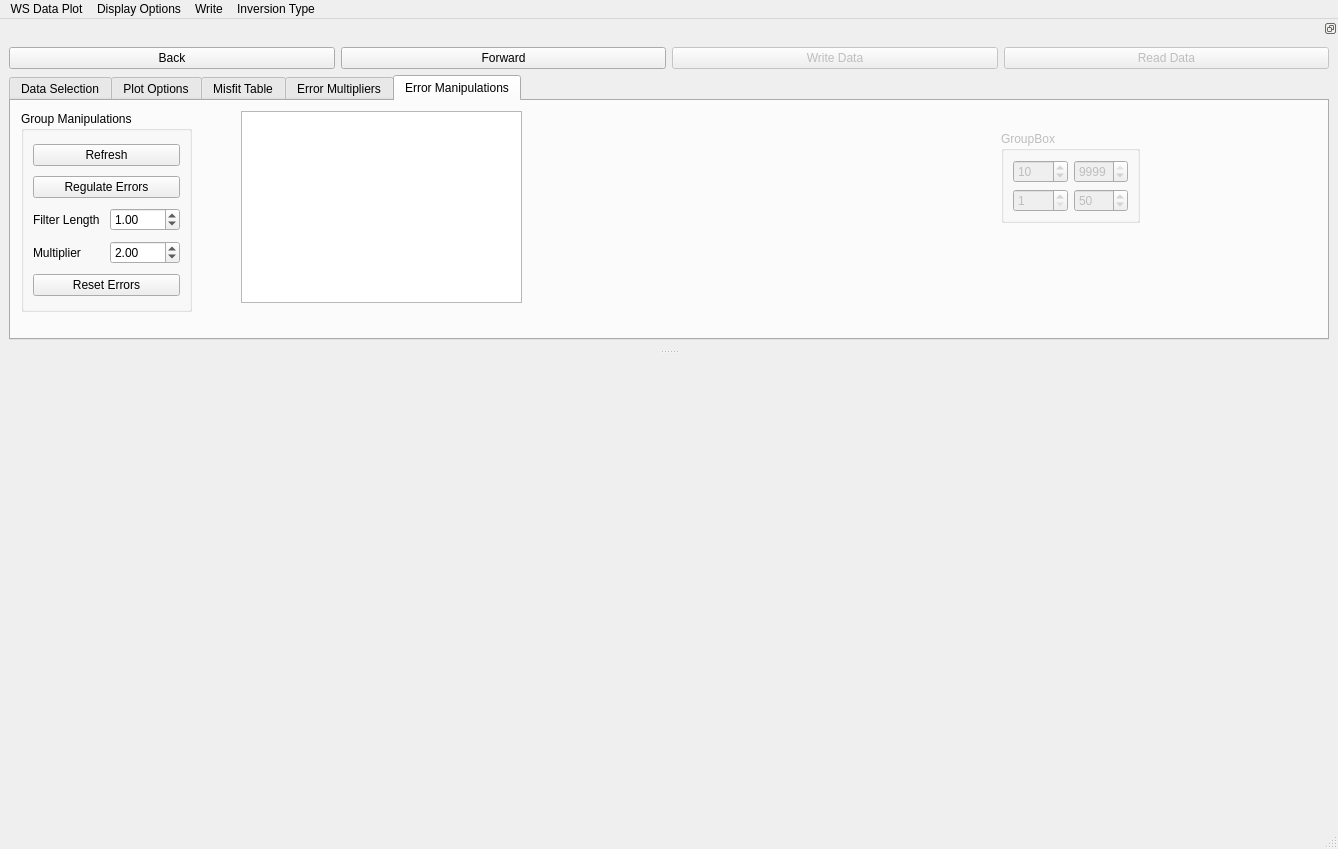
Qt form pyMT/DataGUI/data_plot.ui (eroots/pyMT) before a commit.
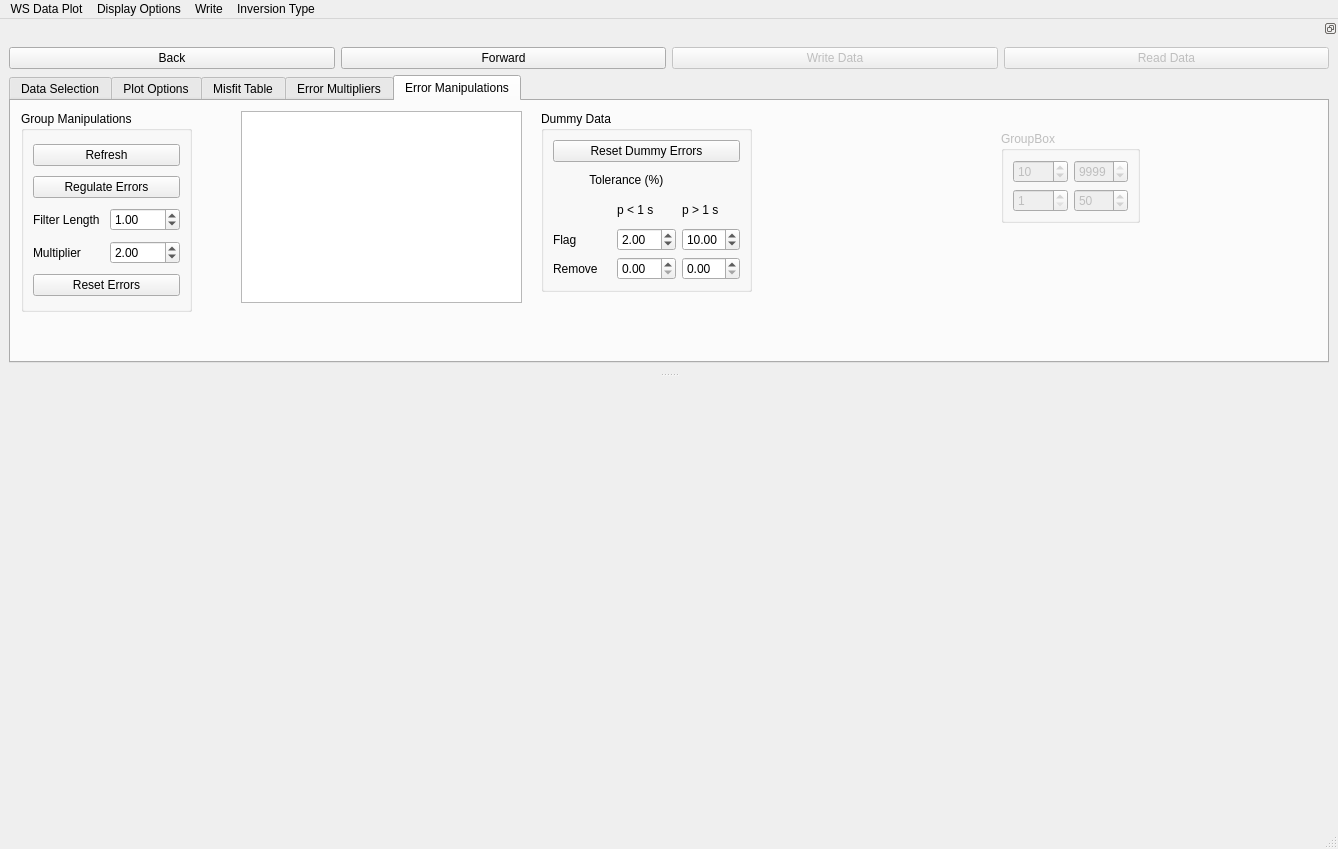
The same form after that commit. The open tabs and pages were chosen to show the change.

Commit message: Data plot can now flag data for removal

Diff of the .ui file:
```diff
--- a/pyMT/DataGUI/data_plot.ui
+++ b/pyMT/DataGUI/data_plot.ui
@@ -149,7 +149,7 @@
    <property name="minimumSize">
     <size>
      <width>836</width>
-     <height>330</height>
+     <height>353</height>
     </size>
    </property>
    <property name="features">
@@ -934,6 +934,89 @@
           </sizepolicy>
          </property>
         </widget>
+        <widget class="QGroupBox" name="groupBox_7">
+         <property name="geometry">
+          <rect>
+           <x>530</x>
+           <y>10</y>
+           <width>211</width>
+           <height>181</height>
+          </rect>
+         </property>
+         <property name="title">
+          <string>Dummy Data</string>
+         </property>
+         <layout class="QGridLayout" name="gridLayout_7">
+          <item row="4" column="2">
+           <widget class="QDoubleSpinBox" name="highPeriodToleranceFlag">
+            <property name="minimum">
+             <double>0.100000000000000</double>
+            </property>
+            <property name="value">
+             <double>10.000000000000000</double>
+            </property>
+           </widget>
+          </item>
+          <item row="3" column="2">
+           <widget class="QLabel" name="label_13">
+            <property name="text">
+             <string>p &gt; 1 s</string>
+            </property>
+           </widget>
+          </item>
+          <item row="3" column="1">
+           <widget class="QLabel" name="label_12">
+            <property name="text">
+             <string>p &lt; 1 s</string>
+            </property>
+           </widget>
+          </item>
+          <item row="4" column="1">
+           <widget class="QDoubleSpinBox" name="lowPeriodToleranceFlag">
+            <property name="minimum">
+             <double>0.100000000000000</double>
+            </property>
+            <property name="value">
+             <double>2.000000000000000</double>
+            </property>
+           </widget>
+          </item>
+          <item row="2" column="0" colspan="3">
+           <widget class="QLabel" name="label_11">
+            <property name="text">
+             <string>           Tolerance (%)</string>
+            </property>
+           </widget>
+          </item>
+          <item row="0" column="0" colspan="3">
+           <widget class="QPushButton" name="resetDummyErrors">
+            <property name="text">
+             <string>Reset Dummy Errors</string>
+            </property>
+           </widget>
+          </item>
+          <item row="4" column="0">
+           <widget class="QLabel" name="label_14">
+            <property name="text">
+             <string>Flag</string>
+            </property>
+           </widget>
+          </item>
+          <item row="5" column="0">
+           <widget class="QLabel" name="label_15">
+            <property name="text">
+             <string>Remove</string>
+            </property>
+           </widget>
+          </item>
+          <item row="5" column="1">
+           <widget class="QDoubleSpinBox" name="lowPeriodToleranceRemove"/>
+          </item>
+          <item row="5" column="2">
+           <widget class="QDoubleSpinBox" name="highPeriodToleranceRemove"/>
+          </item>
+         </layout>
+        </widget>
        </widget>
       </widget>
      </item>
```
Left out of the diff: 34 changed lines with no effect on the pictures. The commit also changes 13 other files.
